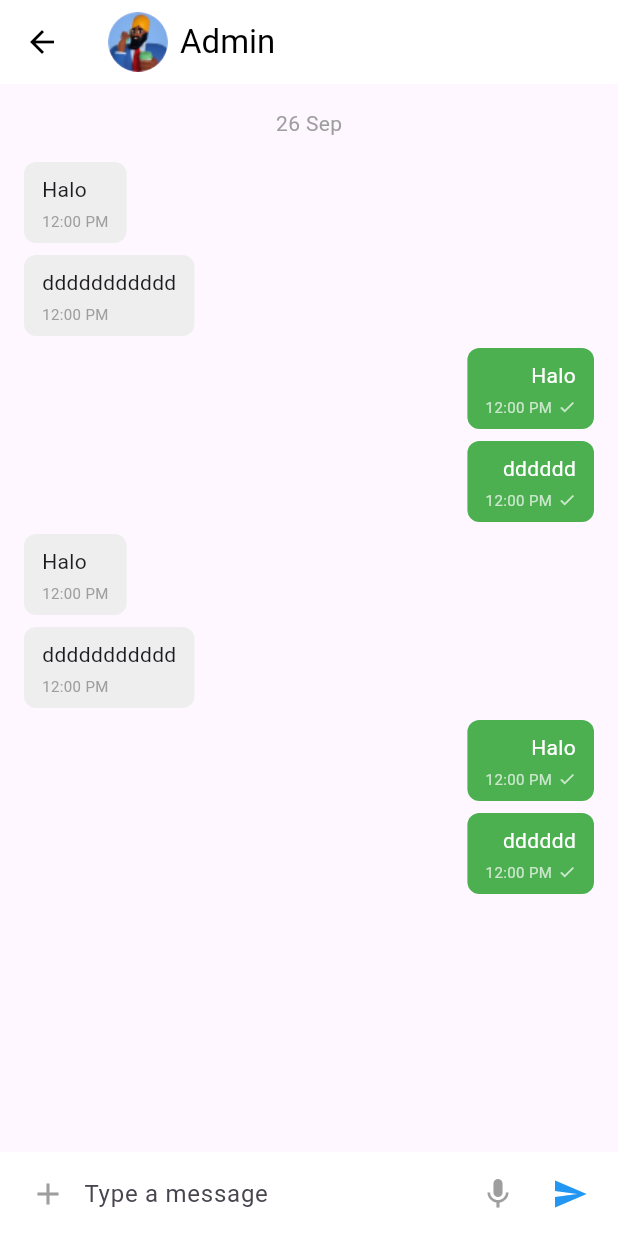
After one commit to defandeovan/AyoKesitu, a Flutter app: the ChatPage screen opened directly, on a phone screen of 412 x 824 dp. The commit adds this screen. Run offline on Flutter 3.47's test engine with Material 3 defaults, Android fonts, the phone set to English and light mode, and no system bars; our stand-ins replace cloud_firestore, dotted_line, firebase_auth, firebase_core, flutter_svg, get and 1 more; accounts and stored records are empty; project files that could hold a hidden picture were left out.

Commit message:
page success, chat

```diff
--- a/lib/app/modules/home/views/home_view.dart
+++ b/lib/app/modules/home/views/home_view.dart
@@ -4,7 +4,6 @@ import 'package:get/get.dart';
 import 'package:project_flutter/app/modules/booking/views/booking_view.dart';
 import 'package:project_flutter/app/modules/messages/views/messages_view.dart';
 import 'package:project_flutter/app/modules/profile/views/profile_view.dart';
-import 'package:project_flutter/app/routes/app_pages.dart';
 import 'package:project_flutter/app/data/Destination.dart';
 import 'package:project_flutter/app/modules/home/controllers/home_controller.dart';
 
--- /dev/null
+++ b/lib/app/modules/messages/views/chat.dart
@@ -0,0 +1,147 @@
+import 'package:flutter/material.dart';
+
+class ChatPage extends StatelessWidget {
+  @override
+  Widget build(BuildContext context) {
+    return Scaffold(
+      appBar: AppBar(
+        backgroundColor: Colors.white,
+        elevation: 0,
+        leading: IconButton(
+          icon: Icon(Icons.arrow_back, color: Colors.black),
+          onPressed: () => Navigator.pop(context),
+        ),
+        title: Row(
+          children: [
+            CircleAvatar(
+              backgroundImage: AssetImage('assets/img/admin1.png'), // Replace with actual image asset
+            ),
+            SizedBox(width: 8.0),
+            Text(
+              'Admin',
+              style: TextStyle(color: Colors.black),
+            ),
+          ],
+        ),
+      ),
+      body: Column(
+        children: [
+          Expanded(
+            child: ListView(
+              padding: const EdgeInsets.all(16.0),
+              children: [
+                Center(
+                  child: Text(
+                    '26 Sep',
+                    style: TextStyle(color: Colors.grey),
+                  ),
+                ),
+                SizedBox(height: 16.0),
+                _buildReceivedMessage("Halo", "12:00 PM"),
+                _buildReceivedMessage("ddddddddddd", "12:00 PM"),
+                _buildSentMessage("Halo", "12:00 PM"),
+                _buildSentMessage("dddddd", "12:00 PM"),
+                _buildReceivedMessage("Halo", "12:00 PM"),
+                _buildReceivedMessage("ddddddddddd", "12:00 PM"),
+                _buildSentMessage("Halo", "12:00 PM"),
+                _buildSentMessage("dddddd", "12:00 PM"),
+              ],
+            ),
+          ),
+          _buildMessageInput(),
+        ],
+      ),
+    );
+  }
+
+  Widget _buildReceivedMessage(String text, String time) {
+    return Align(
+      alignment: Alignment.centerLeft,
+      child: Container(
+        padding: const EdgeInsets.symmetric(vertical: 8.0, horizontal: 12.0),
+        margin: const EdgeInsets.only(bottom: 8.0),
+        decoration: BoxDecoration(
+          color: Colors.grey.shade200,
+          borderRadius: BorderRadius.circular(8.0),
+        ),
+        child: Column(
+          crossAxisAlignment: CrossAxisAlignment.start,
+          children: [
+            Text(text),
+            SizedBox(height: 4.0),
+            Text(
+              time,
+              style: TextStyle(fontSize: 10, color: Colors.grey),
+            ),
+          ],
+        ),
+      ),
+    );
+  }
+
+  Widget _buildSentMessage(String text, String time) {
+    return Align(
+      alignment: Alignment.centerRight,
+      child: Container(
+        padding: const EdgeInsets.symmetric(vertical: 8.0, horizontal: 12.0),
+        margin: const EdgeInsets.only(bottom: 8.0),
+        decoration: BoxDecoration(
+          color: Colors.green,
+          borderRadius: BorderRadius.circular(8.0),
+        ),
+        child: Column(
+          crossAxisAlignment: CrossAxisAlignment.end,
+          children: [
+            Text(
+              text,
+              style: TextStyle(color: Colors.white),
+            ),
+            SizedBox(height: 4.0),
+            Row(
+              mainAxisSize: MainAxisSize.min,
+              children: [
+                Text(
+                  time,
+                  style: TextStyle(fontSize: 10, color: Colors.white70),
+                ),
+                SizedBox(width: 4.0),
+                Icon(Icons.check, color: Colors.white70, size: 12.0),
+              ],
+            ),
+          ],
+        ),
+      ),
+    );
+  }
+
+  Widget _buildMessageInput() {
+    return Container(
+      padding: const EdgeInsets.symmetric(horizontal: 8.0, vertical: 4.0),
+      color: Colors.white,
+      child: Row(
+        children: [
+          IconButton(
+            icon: Icon(Icons.add, color: Colors.grey),
+            onPressed: () {},
+          ),
+          Expanded(
+            child: TextField(
+              decoration: InputDecoration(
+                hintText: "Type a message",
+                border: InputBorder.none,
+              ),
+            ),
+          ),
+          IconButton(
+            icon: Icon(Icons.mic, color: Colors.grey),
+            onPressed: () {},
+          ),
+          IconButton(
+            icon: Icon(Icons.send, color: Colors.blue),
+            onPressed: () {},
+          ),
+        ],
+      ),
+    );
+  }
+}
--- a/lib/app/modules/messages/views/messages_view.dart
+++ b/lib/app/modules/messages/views/messages_view.dart
@@ -1,6 +1,5 @@
 import 'package:flutter/material.dart';
 import 'package:get/get.dart';
-import 'package:project_flutter/app/routes/app_pages.dart';
 import '../controllers/messages_controller.dart';
 
 class MessagesView extends StatelessWidget {
```
Also changed, not shown: lib/app/modules/payment/views/success.dart (added, +113 -0 lines).
